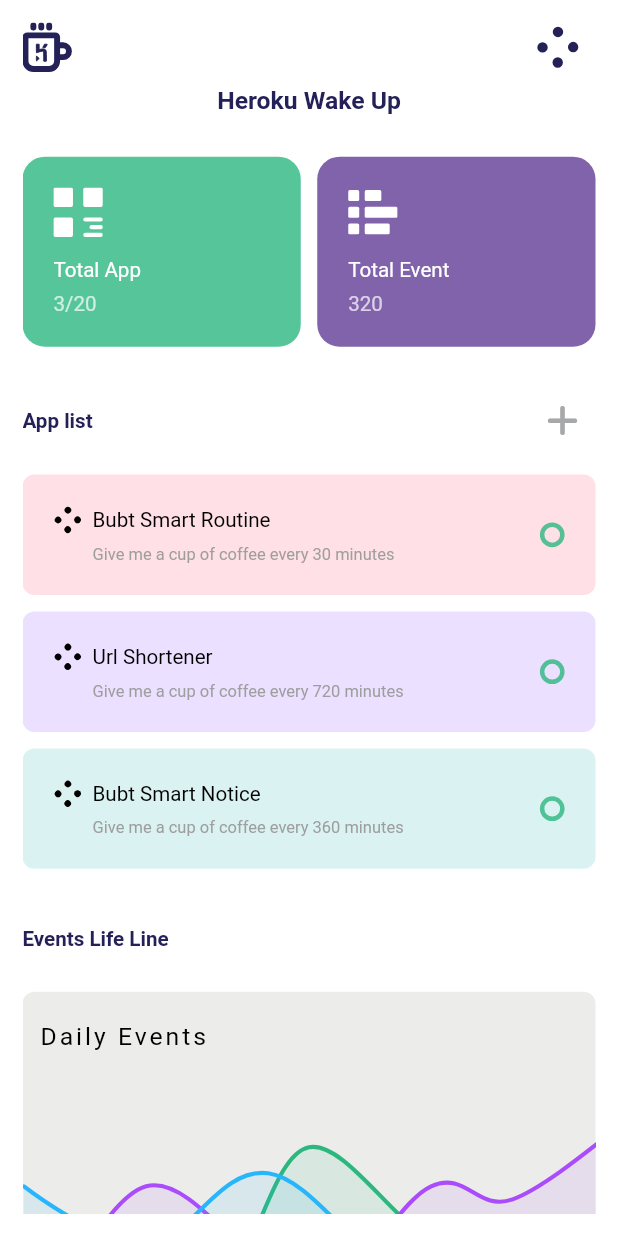
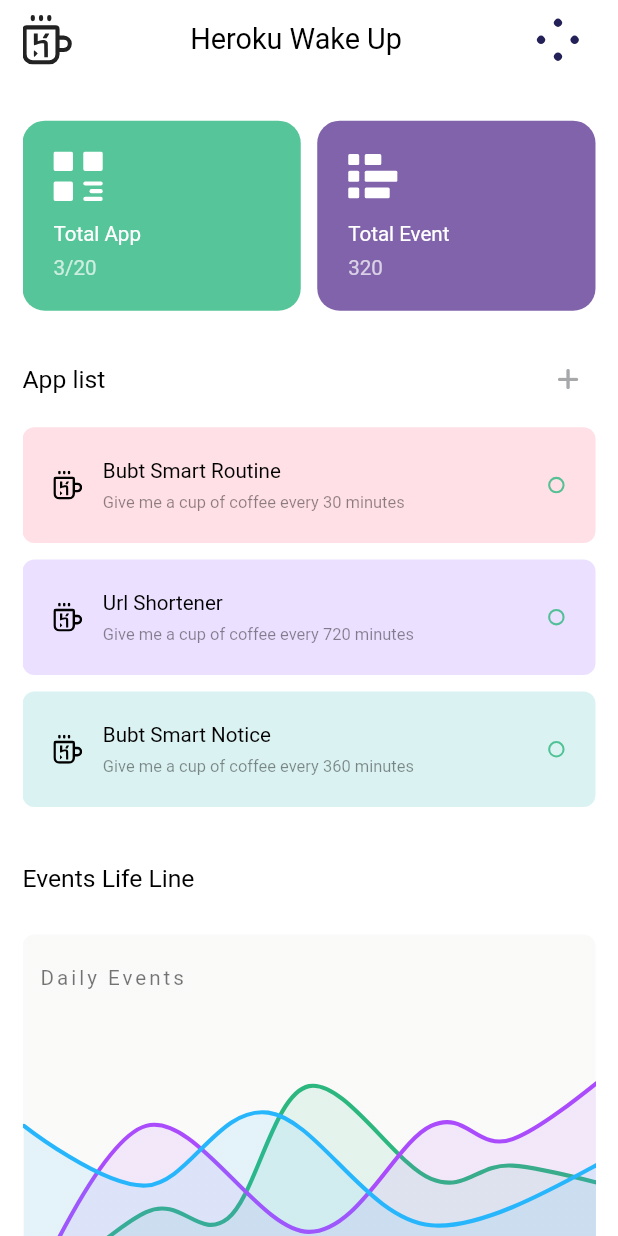
Before and after one commit to imamhossain94/Heroku-Wakes-Up, a Flutter app: the DashboardView screen opened directly, on a phone screen of 412 x 824 dp. Run offline on Flutter 3.47's test engine with Material 2 defaults, Android fonts, the phone set to English and light mode, and no system bars; drawn by our look-alikes of fl_chart; our stand-ins replace animate_do, flutter_local_notifications, flutter_rating_bar, flutter_svg, fluttertoast, font_awesome_flutter and 5 more; accounts and stored records are empty; Roboto replaces fonts that are missing (SofiaPro).

Commit message:
feat: dashboard ui updated

```diff
--- a/lib/app/view/dashboard_view.dart
+++ b/lib/app/view/dashboard_view.dart
@@ -1,16 +1,10 @@
 import 'package:animate_do/animate_do.dart';
-import 'dart:ui' as ui;
 import 'package:flutter/material.dart';
 import 'package:flutter/services.dart';
 import 'package:flutter_svg/flutter_svg.dart';
 import 'package:font_awesome_flutter/font_awesome_flutter.dart';
 import 'package:sizer/sizer.dart';
-
-import 'dart:async';
-import 'dart:math';
-
 import 'package:fl_chart/fl_chart.dart';
-import 'package:flutter/material.dart';
 
 
 class DashboardView extends StatelessWidget {
@@ -35,7 +29,7 @@ class DashboardView extends StatelessWidget {
               backgroundColor: Colors.white, // const Color(0xFFE8E9E6),
               extendBody: true,
               body: Padding(
-                padding: const EdgeInsets.fromLTRB(15, 5, 15, 15),
+                padding: const EdgeInsets.fromLTRB(15, 0, 15, 0),
                 child: SingleChildScrollView(
                   child: Column(
                     crossAxisAlignment: CrossAxisAlignment.start,
@@ -49,8 +43,23 @@ class DashboardView extends StatelessWidget {
                               child: SvgPicture.asset("assets/icon/heroku_icon.svg",
                                   height: 24.sp,
                                   width: 24.sp,
-                                  color: const Color(0xFF232157),
+                                  color: Colors.black87,
                                   semanticsLabel: 'Heroku'),
+                            ),
+                          ),
+                          const Spacer(),
+                          FadeInDown(
+                            duration: const Duration(milliseconds: 500),
+                            child: SizedBox(
+                              //width: double.infinity,
+                              child: Text(
+                                'Heroku Wake Up',
+                                textAlign: TextAlign.center,
+                                style: TextStyle(
+                                  fontSize: 14.sp,
+                                  color: Colors.black,
+                                ),
+                              ),
                             ),
                           ),
                           const Spacer(),
@@ -77,21 +86,20 @@ class DashboardView extends StatelessWidget {
                           )
                         ],
                       ),
-                      FadeInDown(
-                        duration: const Duration(milliseconds: 500),
-                        child: SizedBox(
-                          width: double.infinity,
-                          child: Text(
-                            'Heroku Wake Up',
-                            textAlign: TextAlign.center,
-                            style: TextStyle(
-                              fontSize: 12.sp,
-                              color: const Color(0xFF232157),
-                              fontWeight: FontWeight.bold,
-                            ),
-                          ),
-                        ),
-                      ),
+                      // FadeInDown(
+                      //   duration: const Duration(milliseconds: 500),
+                      //   child: SizedBox(
+                      //     width: double.infinity,
+                      //     child: Text(
+                      //       'Heroku Wake Up',
+                      //       textAlign: TextAlign.center,
+                      //       style: TextStyle(
+                      //         fontSize: 14.sp,
+                      //         color: Colors.black,
+                      //       ),
+                      //     ),
+                      //   ),
+                      // ),
                       Padding(
                         padding: EdgeInsets.symmetric(vertical: 20.sp),
                         child: Row(
@@ -128,9 +136,8 @@ class DashboardView extends StatelessWidget {
                               'App list',
                               textAlign: TextAlign.center,
                               style: TextStyle(
-                                fontSize: 10.sp,
-                                color: const Color(0xFF232157),
-                                fontWeight: FontWeight.bold,
+                                fontSize: 12.sp,
+                                color: Colors.black,
                               ),
                             ),
                           ),
@@ -145,10 +152,12 @@ class DashboardView extends StatelessWidget {
 
                                 },
                                 borderRadius: BorderRadius.circular(8),
-                                child: const Padding(
-                                  padding: EdgeInsets.all(10.0),
+                                child: Padding(
+                                  padding: const EdgeInsets.all(10.0),
                                   child: Icon(
-                                    FontAwesomeIcons.plus, color: Color(0xFFA6A8AA),
+                                    FontAwesomeIcons.plus,
+                                    size: 12.sp,
+                                    color: const Color(0xFFA6A8AA),
                                   ),
                                 ),
                               ),
@@ -157,12 +166,11 @@ class DashboardView extends StatelessWidget {
                         ],
                       ),
                       SizedBox(height: 10.sp,),
-
                       FadeInRight(
                           duration: const Duration(milliseconds: 500),
                           child: appCard(
                             cardColor: const Color(0xFFFF6384).withOpacity(0.2),
-                            icon: SvgPicture.asset("assets/icon/menu.svg",
+                            icon: SvgPicture.asset("assets/icon/heroku_icon.svg",
                               height: 14.sp,
                               width: 14.sp,
                               color: Colors.black,
@@ -176,7 +184,7 @@ class DashboardView extends StatelessWidget {
                           duration: const Duration(milliseconds: 500),
                           child: appCard(
                             cardColor: const Color(0xFF9966FF).withOpacity(0.2),
-                            icon: SvgPicture.asset("assets/icon/menu.svg",
+                            icon: SvgPicture.asset("assets/icon/heroku_icon.svg",
                                 height: 14.sp,
                                 width: 14.sp,
                                 color: Colors.black,
@@ -190,7 +198,7 @@ class DashboardView extends StatelessWidget {
                           duration: const Duration(milliseconds: 500),
                           child: appCard(
                             cardColor: const Color(0xFF4BC0C0).withOpacity(0.2),
-                            icon: SvgPicture.asset("assets/icon/menu.svg",
+                            icon: SvgPicture.asset("assets/icon/heroku_icon.svg",
                                 height: 14.sp,
                                 width: 14.sp,
                                 color: Colors.black,
@@ -208,9 +216,8 @@ class DashboardView extends StatelessWidget {
                           child: Text(
                             'Events Life Line',
                             style: TextStyle(
-                              fontSize: 10.sp,
-                              color: const Color(0xFF232157),
-                              fontWeight: FontWeight.bold,
+                              fontSize: 12.sp,
+                              color: Colors.black
                             ),
                           ),
                         ),
@@ -282,16 +289,14 @@ class DashboardView extends StatelessWidget {
         ),
         child: Row(
           children: [
+            icon,
+            SizedBox(width: 10.sp,),
             Expanded(
                 child: Column(
                   mainAxisSize: MainAxisSize.min,
                   mainAxisAlignment: MainAxisAlignment.start,
                   crossAxisAlignment: CrossAxisAlignment.start,
                   children: [
-                    Row(
-                      children: [
-                        icon,
-                        SizedBox(width: 5.sp,),
                     Text(
                       title,
                       style: TextStyle(
@@ -299,28 +304,24 @@ class DashboardView extends StatelessWidget {
                         color: Colors.black,
                       ),
                     ),
-                      ],
-                    ),
-                    Padding(
-                      padding: EdgeInsets.fromLTRB(19.sp, 5.sp, 5.sp, 0),
-                      child: Text(
+                    SizedBox(height: 5.sp,),
+                    Text(
                       description,
                       textAlign: TextAlign.start,
                       style: TextStyle(
                         fontSize: 8.sp,
-                          color: Colors.grey,
-                        ),
+                        color: Colors.black45,
                       ),
                     )
                   ],
                 )
             ),
             Container(
-              width: 12.sp,
-              height: 12.sp,
+              width: 8.sp,
+              height: 8.sp,
               decoration: BoxDecoration(
                   shape: BoxShape.circle,
-                  border: Border.all(color: statusColor, width: 3)
+                  border: Border.all(color: statusColor, width: 1.sp)
               ),
             )
           ],
@@ -422,8 +423,8 @@ class _LineChart extends StatelessWidget {
 
   Widget bottomTitleWidgets(double value, TitleMeta meta) {
     var style = TextStyle(
-      color: const Color(0xff72719b),
-      fontSize: 10.sp,
+      color: Colors.grey,
+      fontSize: 8.sp,
     );
     Widget text;
     switch (value.toInt()) {
@@ -546,8 +547,8 @@ class LineChartSample1State extends State<LineChartSample1> {
           borderRadius: BorderRadius.all(Radius.circular(8)),
           gradient: LinearGradient(
             colors: [
-              Color(0xffECEDEA),
-              Color(0xffECEDEA),
+              Color(0x4decedea),
+              Color(0x4decedea),
             ],
             begin: Alignment.bottomCenter,
             end: Alignment.topCenter,
@@ -565,12 +566,11 @@ class LineChartSample1State extends State<LineChartSample1> {
                   Text(
                     'Daily Events',
                     style: TextStyle(
-                      color: Colors.black,
-                      fontSize: 12.sp,
+                      color: Colors.black54,
+                      fontSize: 10.sp,
                       letterSpacing: 2,
                     ),
                   ),
-
                 ],
               ),
             ),
```
Also changed, not shown: assets/icon/heroku_icon.svg, assets/icon/menu.svg. Lines whose indentation alone changed are shown as unchanged.
